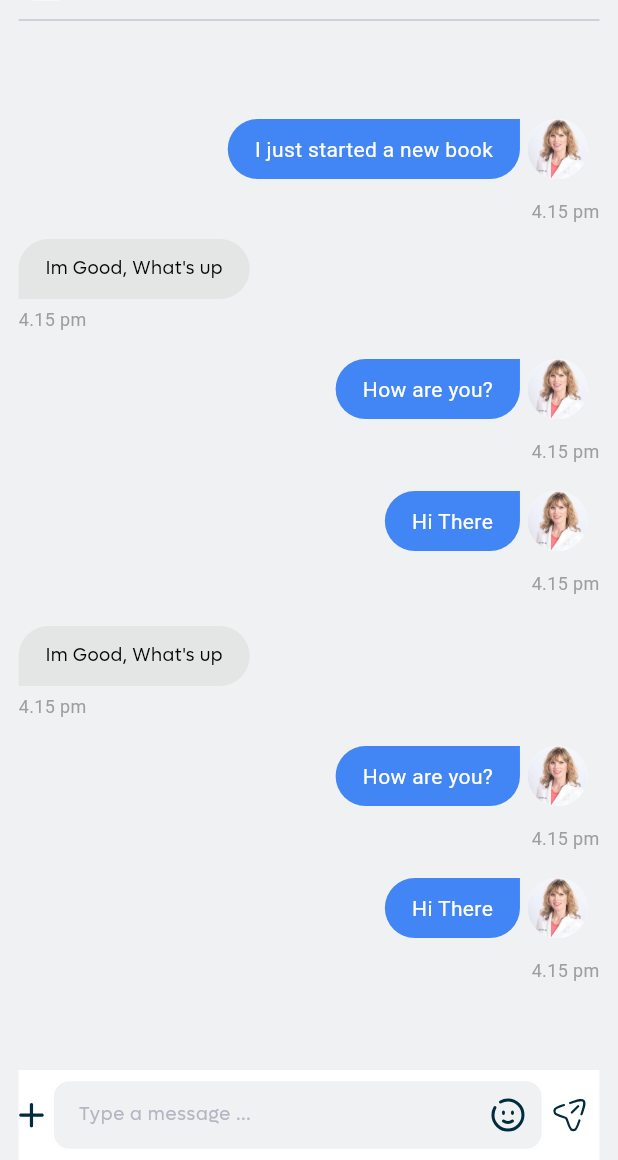
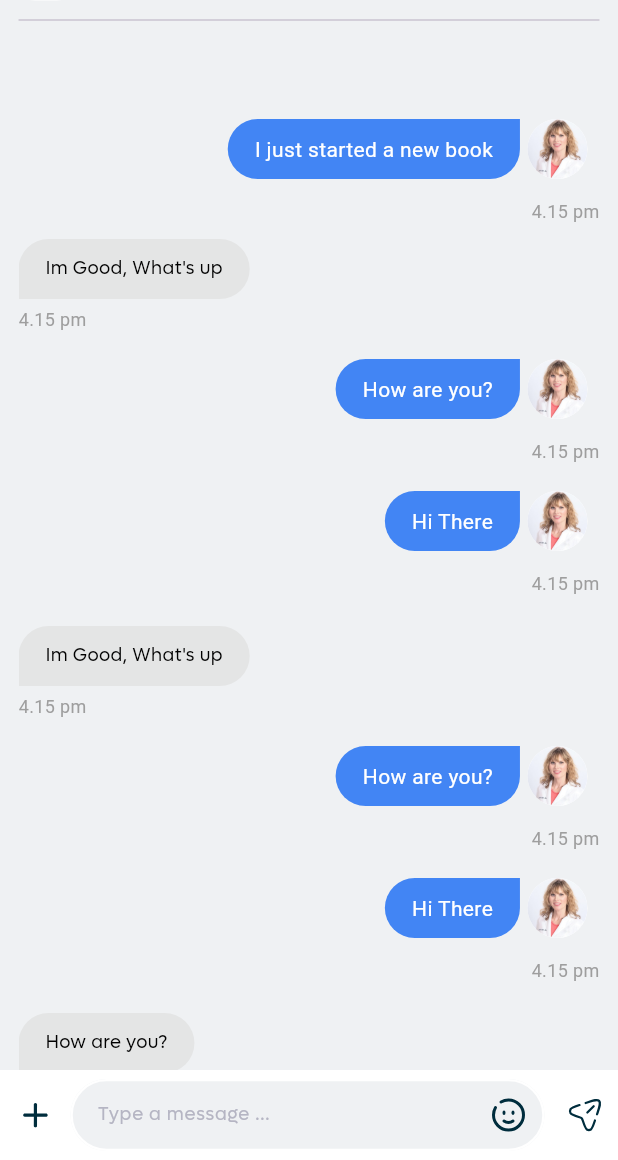
Before and after one commit to ibrahimsm83/casekarao, a Flutter app: the CaseDiscussionScreen screen opened directly, on a phone screen of 412 x 824 dp, the part 76-1236 px from its top. Run offline on Flutter 3.47's test engine with Material 3 defaults, Android fonts, the phone set to English and light mode, and no system bars; our stand-ins replace another_flushbar, flutter_rating, flutter_screenutil, flutter_svg, get, image_picker and 3 more; missing offline and left inert: dart:ffi.

Commit message:
Chat screen input filed margin issue fixed..

```diff
--- a/lib/presentation/case_discussion_screen/case_discussion_screen.dart
+++ b/lib/presentation/case_discussion_screen/case_discussion_screen.dart
@@ -79,6 +79,47 @@ class CaseDiscussionScreen extends StatelessWidget {
                 ],
               ),
       ),
+      bottomSheet:  Container(
+        height: 60,
+
+        padding: EdgeInsets.symmetric(horizontal: 0.0),
+        decoration: BoxDecoration(
+          //color: Colors.red,
+          color: ColorManager.kWhiteColor
+
+        ),
+        child: Row(
+          children: [
+            Padding(
+              padding: const EdgeInsets.only(left: 15.0,right: 10),
+              child: SvgPicture.asset(ImageAssets.kPlusIcon),
+            ),
+            Expanded(
+              child: Padding(
+                padding: const EdgeInsets.symmetric(horizontal: 5.0),
+                child: CustomTextFormField(
+                  hintText: AppStrings.kTypeAMessage,
+                  fillColor: ColorManager.kChatTextFiledColor,
+                  radius:24 ,
+                  //controller: _firstNameController,
+                  horizontalMergin: 0.0,
+                  suffixIcon: Padding(
+                    padding: const EdgeInsets.all(12.0),
+                    child: SvgPicture.asset(ImageAssets.kSmileCircleIcon),
+                  ),
+                ),
+              ),
+            ),
+            Padding(
+              padding: const EdgeInsets.symmetric(horizontal: 10.0),
+              child: SvgPicture.asset(
+                ImageAssets.kAttachmentIcon,
+                //height: 18,
+              ),
+            ),
+          ],
+        ),
+      ),
       body: Padding(
         padding: EdgeInsets.symmetric(
           horizontal: AppSize.sizeWidth(context!) * 0.03,
@@ -111,43 +152,17 @@ class CaseDiscussionScreen extends StatelessWidget {
                   SizedBox(height: 10),
                   userChatBubble('Hi There'),
                   SizedBox(height: 20),
+                  otherUserChatBubble(
+                    'How are you?',
+                    ImageAssets.userImage,
+                  ),
+                  SizedBox(height: 80),
                 ],
               ),
             ),
 
             ///Input TextField
-            Container(
-              height: 60,
-              padding: EdgeInsets.symmetric(horizontal: 0.0),
-              decoration: BoxDecoration(color: ColorManager.kWhiteColor),
-              child: Row(
-                children: [
-                  SvgPicture.asset(ImageAssets.kPlusIcon),
-                  Expanded(
-                    child: Padding(
-                      padding: const EdgeInsets.symmetric(horizontal: 5.0),
-                      child: CustomTextFormField(
-                        hintText: AppStrings.kTypeAMessage,
-                        fillColor: ColorManager.kBackgroundColor,
-                        //controller: _firstNameController,
-                        horizontalMergin: 0.0,
-                        suffixIcon: Padding(
-                          padding: const EdgeInsets.all(12.0),
-                          child: SvgPicture.asset(ImageAssets.kSmileCircleIcon),
-                        ),
-                      ),
-                    ),
-                  ),
-                  Padding(
-                    padding: const EdgeInsets.only(right: 8.0),
-                    child: SvgPicture.asset(
-                      ImageAssets.kAttachmentIcon,
-                      //height: 18,
-                    ),
-                  ),
-                ],
-              ),
-            ),
+
           ],
         ),
       ),
--- a/lib/presentation/resources/color_manager.dart
+++ b/lib/presentation/resources/color_manager.dart
@@ -11,6 +11,7 @@ class ColorManager {
   static Color kLightBlueColor = const Color(0xff4285F4);
   static Color kHintTextColor = const Color(0xffa4a4a2);
   static Color kBackgroundColor = const Color(0xffeff1f3);
+  static Color kChatTextFiledColor = const Color(0xffEFF1F3);
   static Color kLightYellowColor = const Color(0xffFBBC05);
   static Color kDarkYellowColor = const Color(0xffD88912);
   static Color kDarkBlueColor = const Color(0xff1E59BB);
--- a/lib/presentation/send_offer_screen/send_offer_screen.dart
+++ b/lib/presentation/send_offer_screen/send_offer_screen.dart
@@ -178,7 +178,7 @@ class _SendOfferScreenState extends State<SendOfferScreen> {
                   },
                 ),
 
-                SizedBox(height: AppSize.sizeHeight(context) * 0.15),
+                SizedBox(height: AppSize.sizeHeight(context) * 0.04),
                 button(
                   text: AppStrings.sendOffer,
                   onTap: () {
--- a/lib/widgets/custom_text_form_field.dart
+++ b/lib/widgets/custom_text_form_field.dart
@@ -1,3 +1,5 @@
+import 'dart:ffi';
+
 import 'package:flutter/material.dart';
 
 import '../export_casekarao.dart';
@@ -15,6 +17,7 @@ class CustomTextFormField extends StatefulWidget {
   Widget? suffixIcon;
   FocusNode? focusNode;
   TextAlign textAlign;
+  double? radius;
   void Function(String)? onChanged;
   void Function(String)? onSubmitted;
   void Function()? onTextFiledTap;
@@ -31,6 +34,7 @@ class CustomTextFormField extends StatefulWidget {
     this.focusNode,
     this.onChanged,
     this.onSubmitted,
+    this.radius,
     this.maxLines = 1,
     this.suffixIcon,
     this.horizontalMergin = 0.05,
@@ -80,19 +84,19 @@ class _CustomTextFormFieldState extends State<CustomTextFormField> {
           hintStyle: getRegularStyle(color: ColorManager.kGreyColor),
           contentPadding: const EdgeInsets.fromLTRB(14, 14.0, 14.0, 14.0),
           enabledBorder: OutlineInputBorder(
-            borderRadius: BorderRadius.circular(12.0),
+            borderRadius: BorderRadius.circular(widget.radius ??12.0),
             borderSide: BorderSide(color: ColorManager.kWhiteColor, width: 1.5),
           ),
           focusedBorder: OutlineInputBorder(
-            borderRadius: BorderRadius.circular(12.0),
+            borderRadius: BorderRadius.circular(widget.radius ??12.0),
             borderSide: BorderSide(color: ColorManager.secondary, width: 1.5),
           ),
           focusedErrorBorder: OutlineInputBorder(
-            borderRadius: BorderRadius.circular(12.0),
+            borderRadius: BorderRadius.circular(widget.radius ??12.0),
             borderSide: BorderSide(color: ColorManager.kWhiteColor, width: 1.5),
           ),
           errorBorder: OutlineInputBorder(
-            borderRadius: BorderRadius.circular(12.0),
+            borderRadius: BorderRadius.circular(widget.radius ??12.0),
             borderSide: BorderSide(color: ColorManager.kRedColor, width: 1.5),
           ),
           suffixIcon:
```
